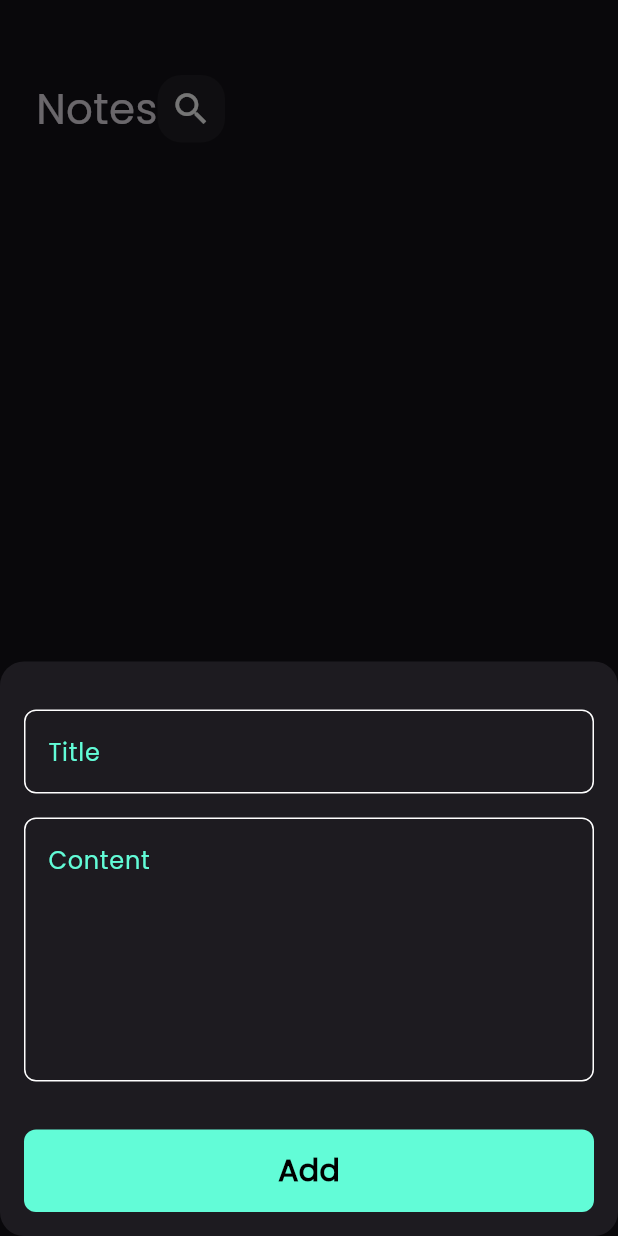
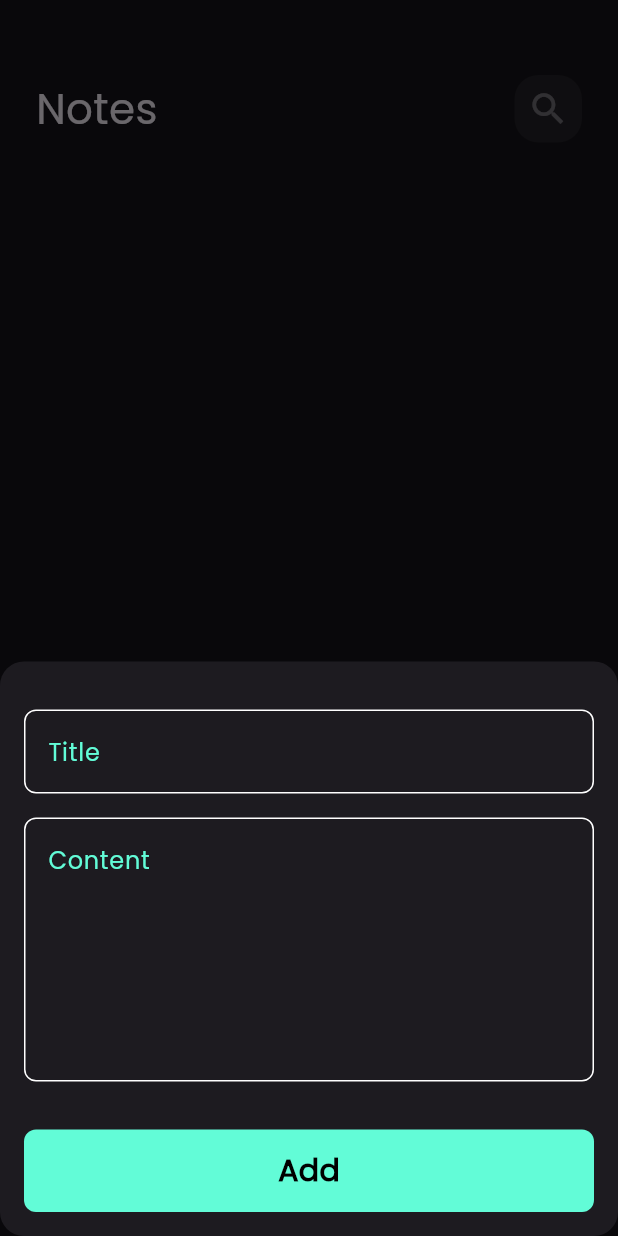
Before and after one commit to Majdasafdev/notesapp, a Flutter app: the screen it shows after launch, after a tap on the "add" icon, on a phone screen of 412 x 824 dp. Run offline on Flutter 3.47's test engine with Material 3 defaults, Android fonts, the phone set to English and light mode, and no system bars; our stand-ins replace bloc, flutter_bloc, hive, hive_flutter; accounts and stored records are empty.

```diff
--- a/lib/models/note_model.dart
+++ b/lib/models/note_model.dart
@@ -5,9 +5,9 @@ part 'note_model.g.dart';
 @HiveType(typeId: 0)
 class NoteModel extends HiveObject {
   @HiveField(0)
-  final String title;
+  String title;
   @HiveField(1)
-  final String subtitle;
+  String subtitle;
   @HiveField(2)
   final String date;
   @HiveField(3)
--- a/lib/view/edit_note_view.dart
+++ b/lib/view/edit_note_view.dart
@@ -1,13 +1,15 @@
 import 'package:flutter/material.dart';
+import 'package:notesapp/models/note_model.dart';
 import 'package:notesapp/view/widgets/edit_note_view_body.dart';
 
 class EditNoteView extends StatelessWidget {
-  const EditNoteView({super.key});
+  const EditNoteView({super.key, required this.note});
 
+  final NoteModel note;
   @override
   Widget build(BuildContext context) {
     return Scaffold(
-      body: EditNoteViewBody(),
+      body: EditNoteViewBody(note: note),
     );
   }
 }
--- a/lib/view/widgets/custome_app_bar.dart
+++ b/lib/view/widgets/custome_app_bar.dart
@@ -2,13 +2,16 @@ import 'package:flutter/material.dart';
 import 'package:notesapp/view/widgets/custome_search_icon.dart';
 
 class CustomeAppBar extends StatelessWidget {
-  const CustomeAppBar({super.key, required this.title, required this.icon});
+  const CustomeAppBar(
+      {super.key, required this.title, required this.icon, this.onPressed});
 
+  final void Function()? onPressed;
   final String title;
   final IconData icon;
   @override
   Widget build(BuildContext context) {
     return Row(
+      mainAxisAlignment: MainAxisAlignment.spaceBetween,
       children: [
         Text(
           title,
@@ -17,6 +20,7 @@ class CustomeAppBar extends StatelessWidget {
           ),
         ),
         CustomeSearchIcon(
+          onPressed: onPressed,
           icon: icon,
         ),
       ],
--- a/lib/view/widgets/custome_note_item.dart
+++ b/lib/view/widgets/custome_note_item.dart
@@ -16,7 +16,9 @@ class NoteItem extends StatelessWidget {
           context,
           MaterialPageRoute(
             builder: (context) {
-              return const EditNoteView();
+              return EditNoteView(
+                note: note,
+              );
             },
           ),
         );
--- a/lib/view/widgets/custome_search_icon.dart
+++ b/lib/view/widgets/custome_search_icon.dart
@@ -1,10 +1,10 @@
 import 'package:flutter/material.dart';
 
 class CustomeSearchIcon extends StatelessWidget {
-  const CustomeSearchIcon({super.key, required this.icon});
+  const CustomeSearchIcon({super.key, required this.icon, this.onPressed});
 
   final IconData icon;
-
+  final void Function()? onPressed;
   @override
   Widget build(BuildContext context) {
     return Container(
@@ -14,11 +14,13 @@ class CustomeSearchIcon extends StatelessWidget {
         color: Colors.white.withOpacity(.05),
         borderRadius: BorderRadius.circular(16),
       ),
-      child: Center(
-          child: Icon(
-        icon,
-        size: 28,
-      )),
+      child: IconButton(
+        onPressed: onPressed,
+        icon: Icon(
+          icon,
+          size: 28,
+        ),
+      ),
     );
   }
 }
```
Also changed, not shown: lib/view/widgets/edit_note_view_body.dart (+35 -8 lines).
